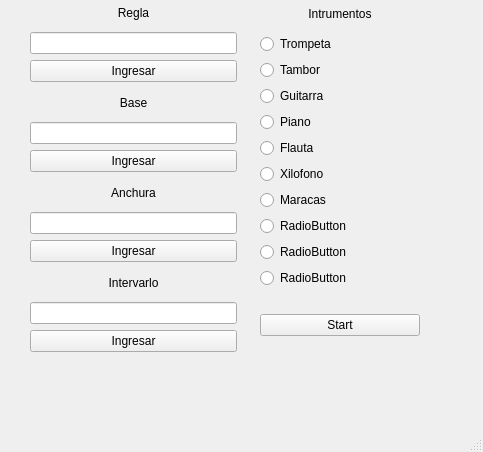
Old version of the form Automata.ui in the repository Python-projects-UCaldas/AutomataCelular.
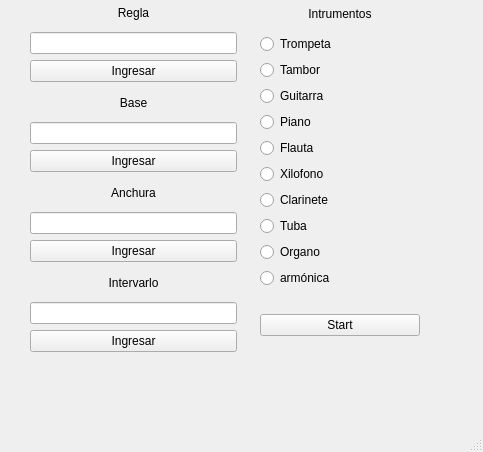
New version of the form.

Diff of the .ui file:
```diff
--- a/Automata.ui
+++ b/Automata.ui
@@ -175,28 +175,28 @@
      <item>
       <widget class="QRadioButton" name="Maracas">
        <property name="text">
-        <string>Maracas</string>
+        <string>Clarinete</string>
        </property>
       </widget>
      </item>
      <item>
       <widget class="QRadioButton" name="radioButton_8">
        <property name="text">
-        <string>RadioButton</string>
+        <string>Tuba</string>
        </property>
       </widget>
      </item>
      <item>
       <widget class="QRadioButton" name="radioButton_9">
        <property name="text">
-        <string>RadioButton</string>
+        <string>Organo</string>
        </property>
       </widget>
      </item>
      <item>
       <widget class="QRadioButton" name="radioButton_10">
        <property name="text">
-        <string>RadioButton</string>
+        <string>armónica</string>
        </property>
       </widget>
      </item>
```
Left out of the diff: 34 changed lines with no effect on the pictures.
